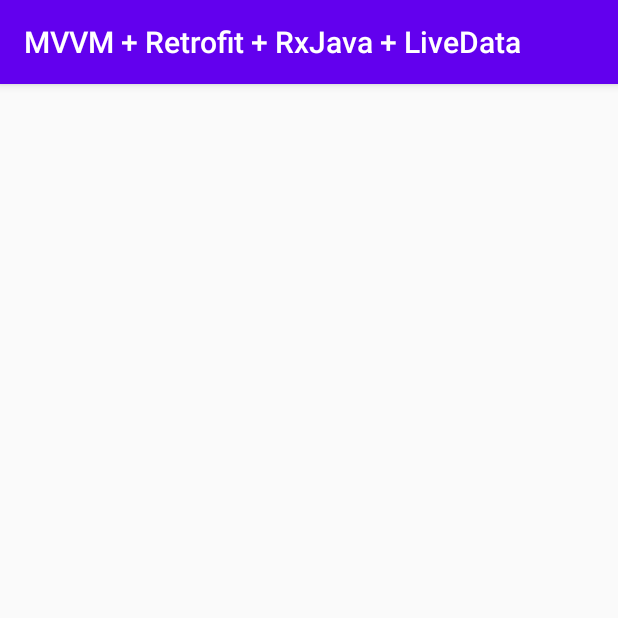
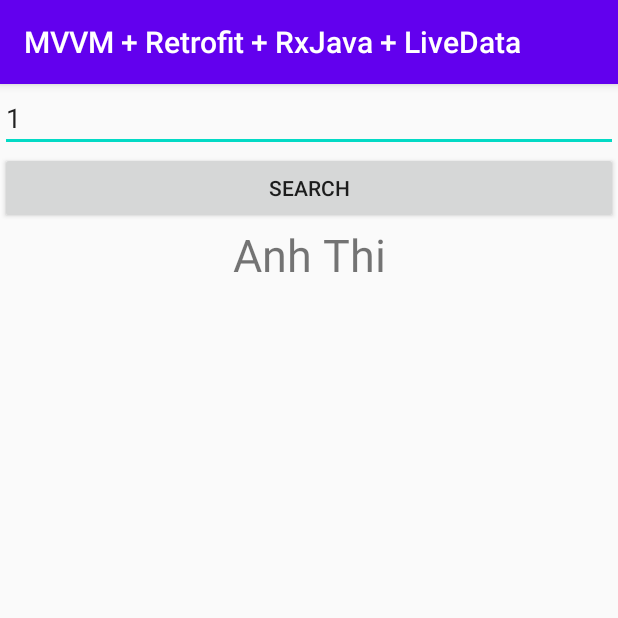
Before and after one commit to vongocanhthi/MVVM-Retrofit-RxJava-LiveData, an Android app: the screen it shows after launch (MainActivity), on a phone screen of 412 x 824 dp, the top half of it. Run offline under Robolectric (Android 15) with nearby library versions, the phone set to English and light mode, and no system bars; our stand-ins replace ButterKnife, RxJava; network calls fail.

Commit message:
Search name user livedata

```diff
--- a/app/src/main/java/com/vnat/mvvmretrofitrxjavalivedata/API/ApiService.java
+++ b/app/src/main/java/com/vnat/mvvmretrofitrxjavalivedata/API/ApiService.java
@@ -34,8 +34,8 @@ public class ApiService {
                     .addCallAdapterFactory(RxJava2CallAdapterFactory.create())
                     .addConverterFactory(GsonConverterFactory.create())
                     .build();
+            }
+            return retrofit.create(ClientService.class);
         }
 
-        return retrofit.create(ClientService.class);
-    }
 }
--- a/app/src/main/java/com/vnat/mvvmretrofitrxjavalivedata/Features/Login/UserAdapter.java
+++ b/app/src/main/java/com/vnat/mvvmretrofitrxjavalivedata/Features/Login/UserAdapter.java
@@ -4,7 +4,6 @@ import android.view.LayoutInflater;
 import android.view.View;
 import android.view.ViewGroup;
 import android.widget.TextView;
-import android.widget.Toast;
 
 import androidx.annotation.NonNull;
 import androidx.recyclerview.widget.RecyclerView;
@@ -12,7 +11,6 @@ import androidx.recyclerview.widget.RecyclerView;
 import com.vnat.mvvmretrofitrxjavalivedata.Features.Login.Model.User;
 import com.vnat.mvvmretrofitrxjavalivedata.R;
 
-import java.util.ArrayList;
 import java.util.List;
 
 import butterknife.BindView;
@@ -29,7 +27,7 @@ public class UserAdapter extends RecyclerView.Adapter<UserAdapter.UserViewHolder
     @Override
     public UserViewHolder onCreateViewHolder(@NonNull ViewGroup parent, int viewType) {
         LayoutInflater layoutInflater = LayoutInflater.from(parent.getContext());
-        View view = layoutInflater.inflate(R.layout.item_user, null);
+        View view = layoutInflater.inflate(R.layout.item_user, parent,false);
         return new UserViewHolder(view);
     }
 
--- a/app/src/main/java/com/vnat/mvvmretrofitrxjavalivedata/Features/Login/View/MainActivity.java
+++ b/app/src/main/java/com/vnat/mvvmretrofitrxjavalivedata/Features/Login/View/MainActivity.java
@@ -9,13 +9,16 @@ import androidx.recyclerview.widget.RecyclerView;
 import android.content.Intent;
 import android.os.Bundle;
 import android.view.View;
+import android.widget.Button;
+import android.widget.EditText;
+import android.widget.TextView;
 import android.widget.Toast;
 
 import com.vnat.mvvmretrofitrxjavalivedata.Features.Login.Model.User;
 import com.vnat.mvvmretrofitrxjavalivedata.Features.Login.UserAdapter;
 import com.vnat.mvvmretrofitrxjavalivedata.Features.Login.ViewModel.UserViewModel;
+import com.vnat.mvvmretrofitrxjavalivedata.Helper.RecyclerViewItemClickListener;
 import com.vnat.mvvmretrofitrxjavalivedata.R;
-import com.vnat.mvvmretrofitrxjavalivedata.Helper.RecyclerViewItemClickListener;
 
 import java.util.List;
 
@@ -26,9 +29,19 @@ public class MainActivity extends AppCompatActivity {
     @BindView(R.id.rcvUser)
     RecyclerView rcvUser;
 
+    @BindView(R.id.edtSearch)
+    EditText edtSearch;
+
+    @BindView(R.id.btnSearch)
+    Button btnSearch;
+
+    @BindView(R.id.txtSearch)
+    TextView txtSearch;
+
     UserViewModel viewModel;
     UserAdapter userAdapter;
 
+    int id = 0;
 
     @Override
     protected void onCreate(Bundle savedInstanceState) {
@@ -39,11 +52,30 @@ public class MainActivity extends AppCompatActivity {
         viewModel = ViewModelProviders.of(this).get(UserViewModel.class);
         viewModel.init();
 
-        getUserList();
-        setClickRecyclerView();
+        funGetetUserList();
+        funClickRecyclerView();
+        funGetUser();
     }
 
-    private void setClickRecyclerView() {
+    private void funGetUser() {
+        viewModel.getNameLiveData().observe(this, new Observer<String>() {
+            @Override
+            public void onChanged(String name) {
+                txtSearch.setText(name);
+            }
+        });
+
+        btnSearch.setOnClickListener(new View.OnClickListener() {
+            @Override
+            public void onClick(View v) {
+                id = Integer.parseInt(edtSearch.getText().toString());
+                viewModel.getUser(id );
+            }
+        });
+
+    }
+
+    private void funClickRecyclerView() {
         rcvUser.addOnItemTouchListener(new RecyclerViewItemClickListener(this, rcvUser, new RecyclerViewItemClickListener.OnItemClickListener() {
             @Override
             public void onItemClick(View view, int position) {
@@ -59,14 +91,15 @@ public class MainActivity extends AppCompatActivity {
 
             }
         }));
+
     }
 
 
-    private void getUserList() {
+    private void funGetetUserList() {
         rcvUser.setHasFixedSize(true);
         rcvUser.setLayoutManager(new LinearLayoutManager(this));
 
-        viewModel.getListUser();
+        viewModel.getUserList();
 
         viewModel.getUserListLiveData().observe(this, new Observer<List<User>>() {
             @Override
--- a/app/src/main/java/com/vnat/mvvmretrofitrxjavalivedata/Features/Login/ViewModel/UserViewModel.java
+++ b/app/src/main/java/com/vnat/mvvmretrofitrxjavalivedata/Features/Login/ViewModel/UserViewModel.java
@@ -2,7 +2,9 @@ package com.vnat.mvvmretrofitrxjavalivedata.Features.Login.ViewModel;
 
 import android.content.Context;
 import android.util.Log;
+import android.widget.TextView;
 
+import androidx.lifecycle.LifecycleOwner;
 import androidx.lifecycle.LiveData;
 import androidx.lifecycle.MutableLiveData;
 import androidx.lifecycle.ViewModel;
@@ -27,17 +29,20 @@ public class UserViewModel extends ViewModel {
     private ClientService clientService;
     private MutableLiveData<User> userLiveData;
     private MutableLiveData<List<User>> userListLiveData;
+    private MutableLiveData<String> nameLiveData;
 
     public void init(){
         if (userListLiveData != null){
             return;
         }
+        nameLiveData = new MutableLiveData<>();
+        nameLiveData.setValue("Anh Thi");
         userLiveData = new MutableLiveData<>();
         userListLiveData = new MutableLiveData<>();
         clientService = ApiService.getClientService();
     }
 
-    public void getListUser(){
+    public void getUserList(){
         clientService.getListUser()
                 .subscribeOn(Schedulers.io())
                 .observeOn(AndroidSchedulers.mainThread())
@@ -75,7 +80,7 @@ public class UserViewModel extends ViewModel {
                     @Override
                     public void onNext(User user) {
                         userLiveData.setValue(user);
-                        Log.d("zzz", user.getName());
+                        nameLiveData.setValue(user.getName());
                     }
 
                     @Override
@@ -98,4 +103,7 @@ public class UserViewModel extends ViewModel {
         return userLiveData;
     }
 
+    public MutableLiveData<String> getNameLiveData() {
+        return nameLiveData;
+    }
 }
--- a/app/src/main/res/layout/activity_main.xml
+++ b/app/src/main/res/layout/activity_main.xml
@@ -1,14 +1,43 @@
 <?xml version="1.0" encoding="utf-8"?>
-<LinearLayout xmlns:android="http://schemas.android.com/apk/res/android"
+<ScrollView xmlns:android="http://schemas.android.com/apk/res/android"
     xmlns:app="http://schemas.android.com/apk/res-auto"
     xmlns:tools="http://schemas.android.com/tools"
     android:layout_width="match_parent"
     android:layout_height="match_parent"
-    android:orientation="vertical"
     tools:context=".Features.Login.View.MainActivity">
 
-    <androidx.recyclerview.widget.RecyclerView
-        android:id="@+id/rcvUser"
+    <LinearLayout
+        android:orientation="vertical"
         android:layout_width="match_parent"
-        android:layout_height="match_parent"/>
-</LinearLayout>
+        android:layout_height="match_parent">
+
+        <EditText
+            android:id="@+id/edtSearch"
+            android:hint="Input Id User"
+            android:inputType="number"
+            android:text="1"
+            android:layout_width="match_parent"
+            android:layout_height="wrap_content"/>
+
+        <Button
+            android:id="@+id/btnSearch"
+            android:layout_width="match_parent"
+            android:layout_height="wrap_content"
+            android:text="Search"/>
+
+        <TextView
+            android:id="@+id/txtSearch"
+            android:layout_width="match_parent"
+            android:layout_height="wrap_content"
+            android:textSize="30sp"
+            android:layout_marginBottom="10dp"
+            android:gravity="center"/>
+
+        <androidx.recyclerview.widget.RecyclerView
+            android:id="@+id/rcvUser"
+            android:layout_width="match_parent"
+            android:layout_height="match_parent"
+            tools:listitem="@layout/item_user"/>
+    </LinearLayout>
+
+</ScrollView>
--- a/app/src/main/res/layout/item_user.xml
+++ b/app/src/main/res/layout/item_user.xml
@@ -1,9 +1,14 @@
 <?xml version="1.0" encoding="utf-8"?>
-<LinearLayout xmlns:android="http://schemas.android.com/apk/res/android"
-    android:orientation="vertical"
+<androidx.cardview.widget.CardView
+    xmlns:android="http://schemas.android.com/apk/res/android"
+    android:layout_margin="5dp"
+    android:layout_width="match_parent"
+    android:layout_height="wrap_content">
+
+    <LinearLayout
         android:layout_width="match_parent"
         android:layout_height="wrap_content"
-    android:padding="5dp">
+        android:orientation="vertical">
 
         <TextView
             android:id="@+id/txtName"
@@ -17,3 +22,6 @@
             android:layout_height="wrap_content"
             android:text="TextView" />
     </LinearLayout>
+
+
+</androidx.cardview.widget.CardView>
```
Lines whose indentation alone changed are shown as unchanged.
